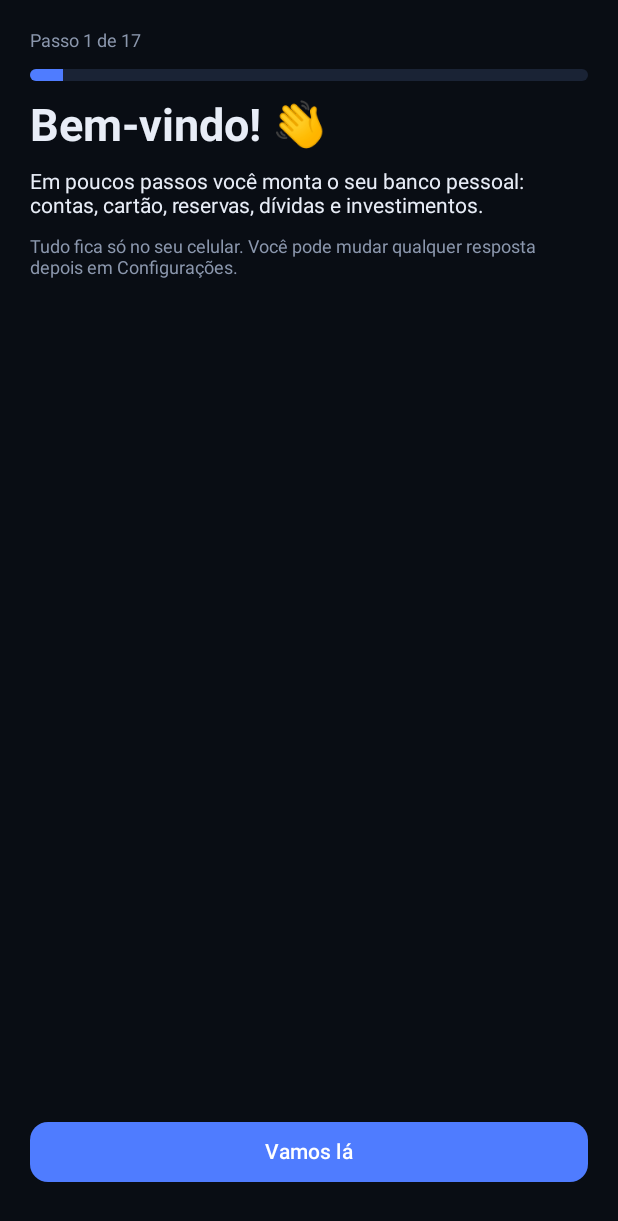
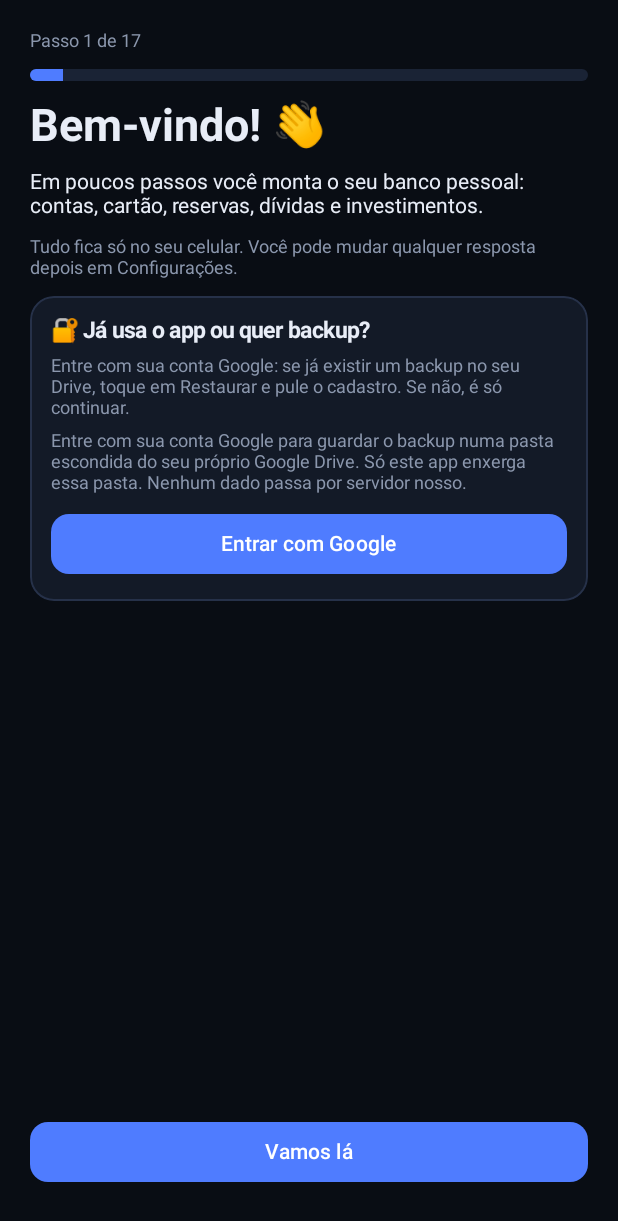
Before and after one commit to matheusalmeidaeca/meu-banco-kotlin, an Android app built with Jetpack Compose: the screen it shows after launch (MainActivity), on a phone screen of 412 x 824 dp. Shown: the top 1221 px of the screen. Run offline under Robolectric (Android 15) with nearby library versions, the phone set to English and light mode, and no system bars; 1 statement that could not run was skipped.

Commit message:
v59: login Google no cadastro e no topo das configuracoes

```diff
--- a/app/build.gradle.kts
+++ b/app/build.gradle.kts
@@ -15,8 +15,8 @@ android {
         targetSdk = 34
         buildConfigField("String", "BACKEND_URL", "\"" + (System.getenv("BACKEND_URL") ?: "") + "\"")
         buildConfigField("boolean", "PLUGGY_SANDBOX", (System.getenv("PLUGGY_SANDBOX") == "1").toString())
-        versionCode = 58
-        versionName = "58.0-kotlin"
+        versionCode = 59
+        versionName = "59.0-kotlin"
     }
 
     // Chave fixa (vem dos Secrets do GitHub). Sem ela, cai na chave de debug e o app continua compilando.
--- a/app/src/main/java/com/meubanco/patrimonio/ui/AprenderScreen.kt
+++ b/app/src/main/java/com/meubanco/patrimonio/ui/AprenderScreen.kt
@@ -23,7 +23,7 @@ fun AprenderScreen(goTab: (String) -> Unit) {
             }
             else -> Card {
                 H2("Meu Banco & Patrimônio")
-                KV("Versão", "58.0-kotlin")
+                KV("Versão", "59.0-kotlin")
                 Txt("Controle financeiro pessoal e simulador de investimentos. Não é banco nem corretora e não move dinheiro real.", color = P.muted)
                 Txt("Privacidade: os dados ficam somente no seu aparelho. O app acessa a internet só para cotações, CDI e consulta de código de barras.", color = P.muted)
             }
--- /dev/null
+++ b/app/src/main/java/com/meubanco/patrimonio/ui/GoogleAccountBox.kt
@@ -0,0 +1,72 @@
+package com.meubanco.patrimonio.ui
+
+import androidx.activity.compose.rememberLauncherForActivityResult
+import androidx.activity.result.contract.ActivityResultContracts
+import androidx.compose.foundation.layout.*
+import androidx.compose.runtime.*
+import androidx.compose.ui.Modifier
+import androidx.compose.ui.platform.LocalContext
+import androidx.compose.ui.unit.dp
+import com.meubanco.patrimonio.data.GoogleDrive
+import kotlinx.coroutines.launch
+
+/** Login Google + backup no Drive. Usado no cadastro (boas-vindas) e em Configurações. */
+@Composable
+fun GoogleAccountBox() {
+    val ctx = LocalContext.current
+    val scope = rememberCoroutineScope()
+    var gTick by remember { mutableIntStateOf(0) }
+    var gBusy by remember { mutableStateOf(false) }
+    var gRestore by remember { mutableStateOf(false) }
+    var gAction by remember { mutableStateOf("login") } // o que fazer depois do consentimento
+    fun gRun(token: String, action: String) {
+        scope.launch {
+            gBusy = true
+            when (action) {
+                "login" -> {
+                    val mail = kotlinx.coroutines.withContext(kotlinx.coroutines.Dispatchers.IO) { GoogleDrive.whoAmI(token) }
+                    if (mail != null) { GoogleDrive.saveEmail(ctx, mail); Ui.show("Conectado: $mail") } else Ui.show("Não consegui confirmar a conta")
+                }
+                "backup" -> Ui.show(GoogleDrive.backupNow(ctx, token))
+                "restore" -> Ui.show(GoogleDrive.restoreNow(token))
+            }
+            gBusy = false; gTick++
+        }
+    }
+    val gLauncher = remember { mutableStateOf<androidx.activity.result.ActivityResultLauncher<androidx.activity.result.IntentSenderRequest>?>(null) }
+    gLauncher.value = rememberLauncherForActivityResult(ActivityResultContracts.StartIntentSenderForResult()) { r ->
+        val tk = GoogleDrive.tokenFromIntent(ctx, r.data)
+        if (tk != null) gRun(tk, gAction) else Ui.show("Login cancelado")
+    }
+    fun gStart(action: String) {
+        scope.launch {
+            gAction = action; gBusy = true
+            try {
+                val a = GoogleDrive.authorize(ctx)
+                if (a.token != null) { gBusy = false; gRun(a.token, action) }
+                else { gBusy = false; gLauncher.value?.launch(androidx.activity.result.IntentSenderRequest.Builder(a.pending!!.intentSender).build()) }
+            } catch (e: Exception) { gBusy = false; Ui.show("Login Google indisponível (${e.message ?: "erro"})") }
+        }
+    }
+    Column(verticalArrangement = Arrangement.spacedBy(10.dp)) {
+            key(gTick) {
+                val mail = GoogleDrive.email(ctx)
+                if (mail == null) {
+                    Muted("Entre com sua conta Google para guardar o backup numa pasta escondida do seu próprio Google Drive. Só este app enxerga essa pasta. Nenhum dado passa por servidor nosso.")
+                    PrimaryButton(if (gBusy) "Aguarde…" else "Entrar com Google", enabled = !gBusy) { gStart("login") }
+                } else {
+                    Muted("Conectado: $mail · último envio: ${GoogleDrive.lastUpload(ctx)?.take(16)?.replace('T', ' ') ?: "—"}")
+                    Muted("O backup é enviado sozinho todo dia (se a cópia automática estiver ligada).")
+                    Row(horizontalArrangement = Arrangement.spacedBy(8.dp)) {
+                        GhostButton("Salvar agora", Modifier.weight(1f), enabled = !gBusy) { gStart("backup") }
+                        GhostButton("Restaurar", Modifier.weight(1f), enabled = !gBusy) { gRestore = true }
+                    }
+                    GhostButton("Sair da conta", Modifier.fillMaxWidth(), danger = true) { GoogleDrive.signOut(ctx); gTick++ }
+                }
+                if (gRestore) { Muted("Restaurar substitui os dados atuais pelos do backup no Drive."); Row(horizontalArrangement = Arrangement.spacedBy(8.dp)) {
+                    GhostButton("Cancelar", Modifier.weight(1f)) { gRestore = false }
+                    PrimaryButton("Restaurar", Modifier.weight(1f)) { gRestore = false; gStart("restore") }
+                } }
+            }
+    }
+}
--- a/app/src/main/java/com/meubanco/patrimonio/ui/Onboarding.kt
+++ b/app/src/main/java/com/meubanco/patrimonio/ui/Onboarding.kt
@@ -63,6 +63,11 @@ fun OnboardingScreen() {
                     Txt("Bem-vindo! 👋", style = T.big, bold = true)
                     Txt("Em poucos passos você monta o seu banco pessoal: contas, cartão, reservas, dívidas e investimentos.")
                     Muted("Tudo fica só no seu celular. Você pode mudar qualquer resposta depois em Configurações.")
+                    Card {
+                        H2("🔐 Já usa o app ou quer backup?")
+                        Muted("Entre com sua conta Google: se já existir um backup no seu Drive, toque em Restaurar e pule o cadastro. Se não, é só continuar.")
+                        GoogleAccountBox()
+                    }
                 }
                 "name" -> { H2("Como podemos te chamar?"); Field(d.name, { d.name = it; tick++ }, "Nome") }
                 "goal" -> {
```
Also changed, not shown: app/src/main/java/com/meubanco/patrimonio/ui/ConfigScreen.kt (+1 -53 lines).
